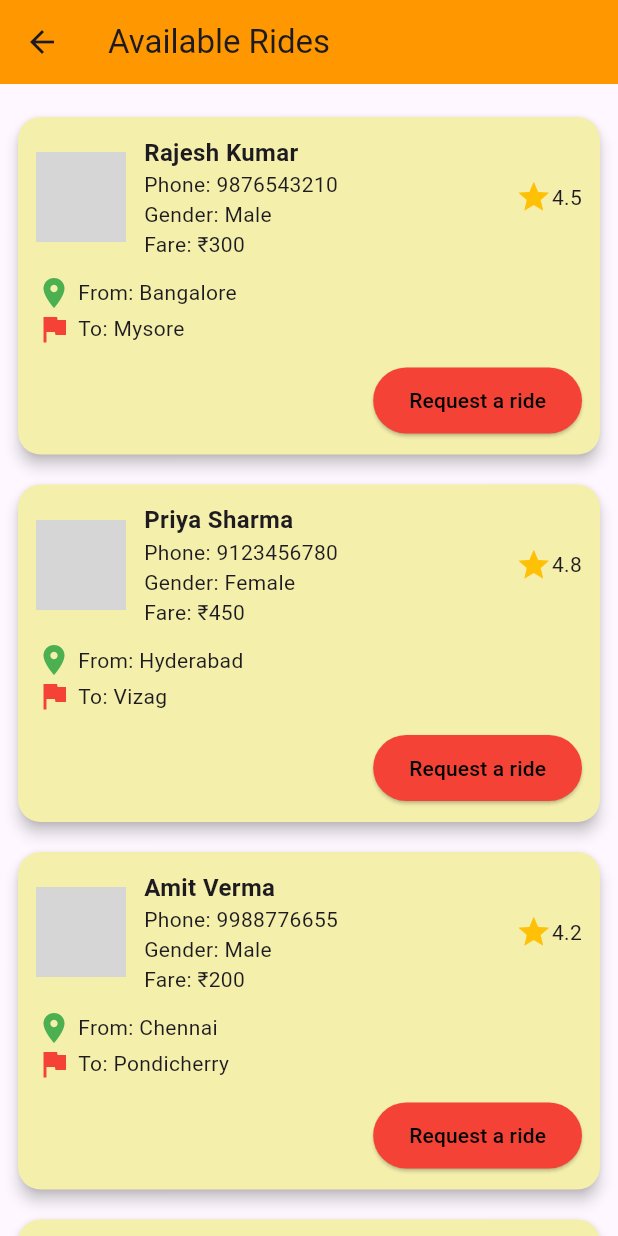
After one commit to hemanthnethinti/ride_mate, a Flutter app: the FindRidePage screen opened directly, after a tap on "Available Rides", on a phone screen of 412 x 824 dp. The commit adds this screen. Run offline on Flutter 3.47's test engine with Material 3 defaults, Android fonts, the light colour scheme and no system bars; our stand-ins replace device_preview, firebase_auth, firebase_core, font_awesome_flutter, google_sign_in, lottie; missing offline and left inert: dart:js_interop, dart:ui_web; accounts and stored records are empty; network calls fail; grey boxes are pictures that could not be loaded.

Commit message:
i have designed the available rides page

```diff
--- /dev/null
+++ b/lib/available_rides.dart
@@ -0,0 +1,234 @@
+import 'package:flutter/material.dart';
+
+class AvailableRidesPage extends StatelessWidget {
+  const AvailableRidesPage({super.key});
+
+  @override
+  Widget build(BuildContext context) {
+    final List<Map<String, dynamic>> rides = [
+      {
+        "name": "Rajesh Kumar",
+        "phone": "9876543210",
+        "gender": "Male",
+        "from": "Bangalore",
+        "to": "Mysore",
+        "price": 300,
+        "rating": 4.5,
+        "imageUrl":
+            "https://png.pngtree.com/png-vector/20230903/ourmid/pngtree-3d-illustration-avatar-profile-man-png-image_9945226.png"
+      },
+      {
+        "name": "Priya Sharma",
+        "phone": "9123456780",
+        "gender": "Female",
+        "from": "Hyderabad",
+        "to": "Vizag",
+        "price": 450,
+        "rating": 4.8,
+        "imageUrl":
+            "https://png.pngtree.com/png-vector/20230903/ourmid/pngtree-3d-illustration-avatar-profile-man-png-image_9945226.png"
+      },
+      {
+        "name": "Amit Verma",
+        "phone": "9988776655",
+        "gender": "Male",
+        "from": "Chennai",
+        "to": "Pondicherry",
+        "price": 200,
+        "rating": 4.2,
+        "imageUrl":
+            "https://png.pngtree.com/png-vector/20230903/ourmid/pngtree-3d-illustration-avatar-profile-man-png-image_9945226.png"
+      },
+      {
+        "name": "Meera Nair",
+        "phone": "9012345678",
+        "gender": "Female",
+        "from": "Kochi",
+        "to": "Trivandrum",
+        "price": 350,
+        "rating": 4.6,
+        "imageUrl":
+            "https://png.pngtree.com/png-vector/20230903/ourmid/pngtree-3d-illustration-avatar-profile-man-png-image_9945226.png"
+      },
+      {
+        "name": "Karan Singh",
+        "phone": "9345612780",
+        "gender": "Male",
+        "from": "Delhi",
+        "to": "Agra",
+        "price": 400,
+        "rating": 4.3,
+        "imageUrl":
+            "https://png.pngtree.com/png-vector/20230903/ourmid/pngtree-3d-illustration-avatar-profile-man-png-image_9945226.png"
+      },
+      {
+        "name": "Ananya Rao",
+        "phone": "9503216780",
+        "gender": "Female",
+        "from": "Pune",
+        "to": "Mumbai",
+        "price": 500,
+        "rating": 4.7,
+        "imageUrl":
+            "https://png.pngtree.com/png-vector/20230903/ourmid/pngtree-3d-illustration-avatar-profile-man-png-image_9945226.png"
+      },
+      {
+        "name": "Suresh Das",
+        "phone": "9823451234",
+        "gender": "Male",
+        "from": "Indore",
+        "to": "Bhopal",
+        "price": 250,
+        "rating": 4.1,
+        "imageUrl":
+            "https://png.pngtree.com/png-vector/20230903/ourmid/pngtree-3d-illustration-avatar-profile-man-png-image_9945226.png"
+      },
+      {
+        "name": "Ritika Malhotra",
+        "phone": "9876123400",
+        "gender": "Female",
+        "from": "Ludhiana",
+        "to": "Amritsar",
+        "price": 350,
+        "rating": 4.9,
+        "imageUrl":
+            "https://png.pngtree.com/png-vector/20230903/ourmid/pngtree-3d-illustration-avatar-profile-man-png-image_9945226.png"
+      },
+      {
+        "name": "Manoj Patil",
+        "phone": "9090909090",
+        "gender": "Male",
+        "from": "Nashik",
+        "to": "Aurangabad",
+        "price": 280,
+        "rating": 4.0,
+        "imageUrl":
+            "https://png.pngtree.com/png-vector/20230903/ourmid/pngtree-3d-illustration-avatar-profile-man-png-image_9945226.png"
+      },
+      {
+        "name": "Nikita Bansal",
+        "phone": "9781234567",
+        "gender": "Female",
+        "from": "Jaipur",
+        "to": "Udaipur",
+        "price": 320,
+        "rating": 4.6,
+        "imageUrl":
+            "https://png.pngtree.com/png-vector/20230903/ourmid/pngtree-3d-illustration-avatar-profile-man-png-image_9945226.png"
+      },
+      {
+        "name": "Deepak Choudhary",
+        "phone": "9911223344",
+        "gender": "Male",
+        "from": "Ahmedabad",
+        "to": "Surat",
+        "price": 310,
+        "rating": 4.4,
+        "imageUrl":
+            "https://png.pngtree.com/png-vector/20230903/ourmid/pngtree-3d-illustration-avatar-profile-man-png-image_9945226.png"
+      },
+      {
+        "name": "Shruti Desai",
+        "phone": "9845098450",
+        "gender": "Female",
+        "from": "Goa",
+        "to": "Karwar",
+        "price": 260,
+        "rating": 4.5,
+        "imageUrl":
+            "https://png.pngtree.com/png-vector/20230903/ourmid/pngtree-3d-illustration-avatar-profile-man-png-image_9945226.png"
+      },
+    ];
+
+    return Scaffold(
+      appBar: AppBar(
+        title: const Text("Available Rides"),
+        backgroundColor: Colors.orange,
+      ),
+      body: ListView.builder(
+        padding: const EdgeInsets.all(12),
+        itemCount: rides.length,
+        itemBuilder: (context, index) {
+          final ride = rides[index];
+          return Card(
+            color: const Color.fromARGB(255, 244, 239, 171),
+            shape: RoundedRectangleBorder(borderRadius: BorderRadius.circular(15)),
+            elevation: 4,
+            margin: const EdgeInsets.symmetric(vertical: 10),
+            child: Padding(
+              padding: const EdgeInsets.all(12),
+              child: Column(
+                crossAxisAlignment: CrossAxisAlignment.start,
+                children: [
+                  Row(
+                    children: [
+                      CircleAvatar(
+                        radius: 30,
+                        backgroundImage: NetworkImage(ride["imageUrl"]),
+                      ),
+                      const SizedBox(width: 12),
+                      Expanded(
+                        child: Column(
+                          crossAxisAlignment: CrossAxisAlignment.start,
+                          children: [
+                            Text(
+                              ride["name"],
+                              style: const TextStyle(fontSize: 16, fontWeight: FontWeight.bold),
+                            ),
+                            Text("Phone: ${ride["phone"]}"),
+                            Text("Gender: ${ride["gender"]}"),
+                            Text("Fare: ₹${ride["price"]}"),
+                          ],
+                        ),
+                      ),
+                      Row(
+                        children: [
+                          const Icon(Icons.star, color: Colors.amber),
+                          Text(ride["rating"].toString()),
+                        ],
+                      ),
+                    ],
+                  ),
+                  const SizedBox(height: 10),
+                  Row(
+                    children: [
+                      const Icon(Icons.location_on, color: Colors.green),
+                      const SizedBox(width: 4),
+                      Text("From: ${ride["from"]}"),
+                    ],
+                  ),
+                  Row(
+                    children: [
+                      const Icon(Icons.flag, color: Colors.red),
+                      const SizedBox(width: 4),
+                      Text("To: ${ride["to"]}"),
+                    ],
+                  ),
+                  const SizedBox(height: 12),
+                  Align(
+                    alignment: Alignment.centerRight,
+                    child: ElevatedButton(
+                      onPressed: () {
+                        ScaffoldMessenger.of(context).showSnackBar(
+                          SnackBar(content: Text("Request has been sent to ${ride["name"]}")),
+                        );
+                      },
+                      style: ElevatedButton.styleFrom(
+                        backgroundColor: Colors.red,
+                        padding: const EdgeInsets.symmetric(horizontal: 24, vertical: 12),
+                      ),
+                      child: const Text(
+                        "Request a ride",
+                        style: TextStyle(color: Colors.black),
+                      ),
+                    ),
+                  ),
+                ],
+              ),
+            ),
+          );
+        },
+      ),
+    );
+  }
+}
--- a/lib/find_ride_page.dart
+++ b/lib/find_ride_page.dart
@@ -1,5 +1,6 @@
 import 'package:flutter/material.dart';
 import 'package:intl/intl.dart';
+import 'package:ride_mate/available_rides.dart';
 import 'package:ride_mate/search_ride_page.dart';
 
 class FindRidePage extends StatefulWidget {
@@ -49,7 +50,10 @@ class _FindRidePageState extends State<FindRidePage> {
   Widget build(BuildContext context) {
     return Scaffold(
       appBar: AppBar(
-        title: const Text('Find A Ride'),
+        title: const Text(
+          'Find A Ride',
+          style: TextStyle(fontSize: 20, fontWeight: FontWeight.bold),
+        ),
         backgroundColor: Colors.orange,
       ),
       body: SingleChildScrollView(
@@ -57,21 +61,31 @@ class _FindRidePageState extends State<FindRidePage> {
         child: Column(
           crossAxisAlignment: CrossAxisAlignment.start,
           children: [
-            _buildTextField(controller: _fromController, label: 'From (Pickup Location)'),
+            _buildTextField(
+              controller: _fromController,
+              label: 'From (Pickup Location)',
+            ),
             const SizedBox(height: 10),
-            _buildTextField(controller: _toController, label: 'To (Drop Location)'),
+            _buildTextField(
+              controller: _toController,
+              label: 'To (Drop Location)',
+            ),
             const SizedBox(height: 10),
             ListTile(
-              title: Text(_selectedDate == null
-                  ? 'Select Date'
-                  : 'Date: ${DateFormat.yMMMd().format(_selectedDate!)}'),
+              title: Text(
+                _selectedDate == null
+                    ? 'Select Date'
+                    : 'Date: ${DateFormat.yMMMd().format(_selectedDate!)}',
+              ),
               trailing: const Icon(Icons.calendar_today),
               onTap: _pickDate,
             ),
             ListTile(
-              title: Text(_selectedTime == null
-                  ? 'Select Time'
-                  : 'Time: ${_selectedTime!.format(context)}'),
+              title: Text(
+                _selectedTime == null
+                    ? 'Select Time'
+                    : 'Time: ${_selectedTime!.format(context)}',
+              ),
               trailing: const Icon(Icons.access_time),
               onTap: _pickTime,
             ),
@@ -79,9 +93,10 @@ class _FindRidePageState extends State<FindRidePage> {
             DropdownButtonFormField<String>(
               value: _genderPref,
               decoration: const InputDecoration(labelText: 'Gender Preference'),
-              items: ['Any', 'Male', 'Female']
-                  .map((e) => DropdownMenuItem(value: e, child: Text(e)))
-                  .toList(),
+              items:
+                  ['Any', 'Male', 'Female']
+                      .map((e) => DropdownMenuItem(value: e, child: Text(e)))
+                      .toList(),
               onChanged: (val) {
                 if (val != null) setState(() => _genderPref = val);
               },
@@ -93,13 +108,19 @@ class _FindRidePageState extends State<FindRidePage> {
                 const Text("Seats Required"),
                 DropdownButton<int>(
                   value: _seats,
-                  items: List.generate(6, (i) => i + 1)
-                      .map((s) => DropdownMenuItem(value: s, child: Text(s.toString())))
-                      .toList(),
+                  items:
+                      List.generate(6, (i) => i + 1)
+                          .map(
+                            (s) => DropdownMenuItem(
+                              value: s,
+                              child: Text(s.toString()),
+                            ),
+                          )
+                          .toList(),
                   onChanged: (val) {
                     if (val != null) setState(() => _seats = val);
                   },
-                )
+                ),
               ],
             ),
             const SizedBox(height: 20),
@@ -141,18 +162,41 @@ class _FindRidePageState extends State<FindRidePage> {
               ),
               child: const Text("Search Ride"),
             ),
+            const SizedBox(height: 12),
+            OutlinedButton.icon(
+              onPressed: () {
+                Navigator.push(
+                  context,
+                  MaterialPageRoute(
+                    builder: (context) => const AvailableRidesPage(),
+                  ),
+                );
+              },
+
+              icon: const Icon(Icons.list_alt),
+              label: const Text("Available Rides"),
+              style: OutlinedButton.styleFrom(
+                minimumSize: const Size(double.infinity, 50),
+                side: const BorderSide(color: Colors.orange),
+                foregroundColor: Colors.orange,
+              ),
+            ),
           ],
         ),
       ),
     );
   }
 
-  Widget _buildTextField({required TextEditingController controller, required String label}) {
+  Widget _buildTextField({
+    required TextEditingController controller,
+    required String label,
+  }) {
     return TextField(
       controller: controller,
       decoration: InputDecoration(
         labelText: label,
-        border: const OutlineInputBorder(),
+        prefixIcon: const Icon(Icons.location_on, color: Colors.green),
+        border: OutlineInputBorder(borderRadius: BorderRadius.circular(12)),
       ),
     );
   }
--- a/lib/home_page.dart
+++ b/lib/home_page.dart
@@ -19,13 +19,8 @@ class _MyHomeState extends State<MyHome> {
   @override
   Widget build(BuildContext context) {
     return Scaffold(
-      drawer: const AppDrawer(), // ✅ Add Drawer here
-
+      drawer: const AppDrawer(),
       appBar: AppBar(
-
-        //title: Text('Ride Mate APP!',style: TextStyle(),),
-
-
         title: const Text(
           'Ride Mate',
           style: TextStyle(fontSize: 30, fontWeight: FontWeight.bold),
@@ -34,7 +29,7 @@ class _MyHomeState extends State<MyHome> {
       ),
 
       body: Padding(
-        padding: const EdgeInsets.all(8.0),
+        padding: const EdgeInsets.all(14.0),
         child: Column(
           children: [
             // Orange header
--- a/lib/post_ride_page.dart
+++ b/lib/post_ride_page.dart
@@ -188,14 +188,14 @@ class _PostRidePageState extends State<PostRidePage> {
                         ),
                       );
                     },
-                    child: const Text("Post Ride"),
+                    child: const Text("Post Ride",style: TextStyle(color: Colors.black),),
                   ),
                   const SizedBox(height: 16),
-                  OutlinedButton.icon(
-                    style: OutlinedButton.styleFrom(minimumSize: const Size(double.infinity, 50)),
+                  ElevatedButton.icon(
+                    style: OutlinedButton.styleFrom(minimumSize: const Size(double.infinity, 50),backgroundColor: Colors.orange),
                     onPressed: () {},
                     icon: const Icon(Icons.directions_car),
-                    label: const Text("View Requests"),
+                    label: const Text("View Requests",style: TextStyle(color: Colors.black),),
                   ),
                 ],
               ),
```
